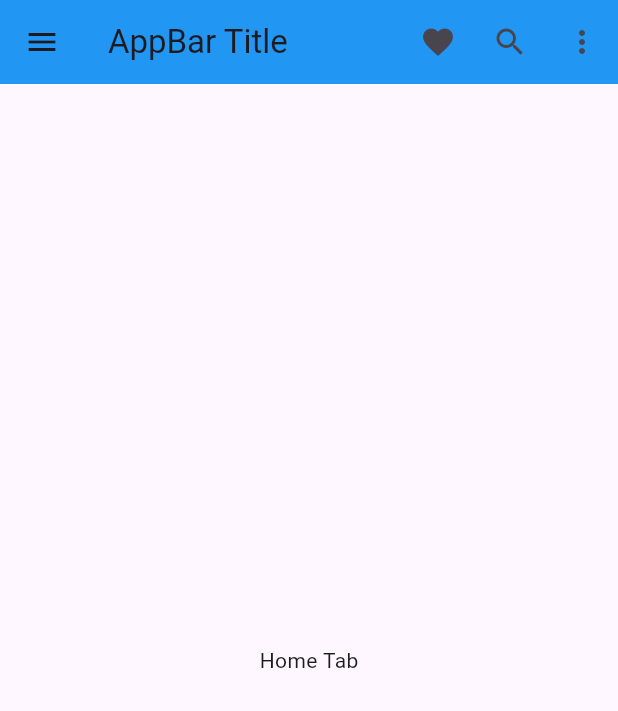
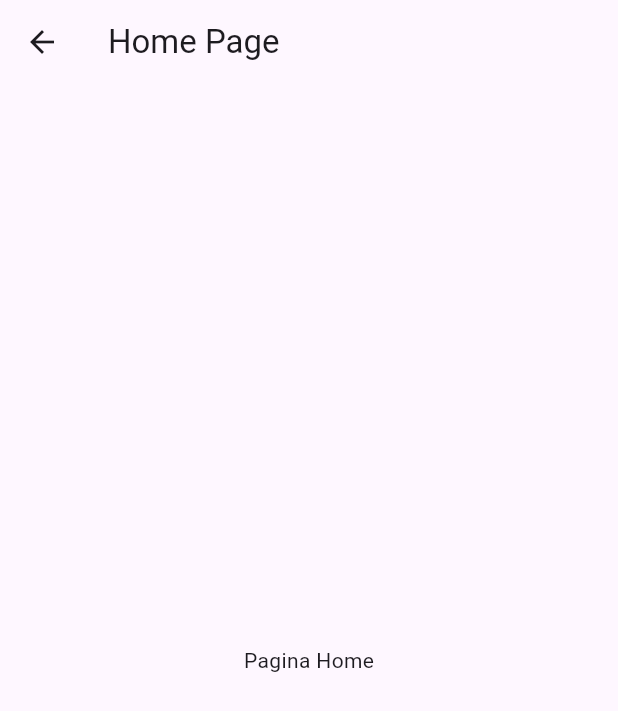
Before and after one commit to lucas132000/Flutter_Education, a Flutter app: the screen it shows after launch, in the side drawer, after a tap on "Home", on a phone screen of 412 x 824 dp. Shown: the top 711 px of the screen. Run offline on Flutter 3.47's test engine with Material 3 defaults, Android fonts, the phone set to English and light mode, and no system bars; our stand-ins replace device_preview.

Commit message:
"Telas adicionais"

```diff
--- /dev/null
+++ b/flutter_application_1/flutter_teste/lib/home_page.dart
@@ -0,0 +1,17 @@
+import 'package:flutter/material.dart';
+
+class HomePage extends StatelessWidget {
+  const HomePage({Key? key}) : super(key: key);
+
+  @override
+  Widget build(BuildContext context) {
+    return Scaffold(
+      appBar: AppBar(
+        title: Text('Home Page'),
+      ),
+      body: Center(
+        child: Text('Pagina Home'),
+      ),
+    );
+  }
+}
--- a/flutter_application_1/flutter_teste/lib/main.dart
+++ b/flutter_application_1/flutter_teste/lib/main.dart
@@ -1,6 +1,8 @@
 import 'package:device_preview/device_preview.dart';
 import 'package:flutter/material.dart';
 import 'package:flutter_localizations/flutter_localizations.dart';
+import 'package:flutter_teste/about_page.dart';
+import 'package:flutter_teste/home_page.dart';
 import 'package:flutter_teste/settings_screen.dart';
 
 class AppBarDemo extends StatelessWidget {
@@ -98,7 +100,11 @@ class AppBarDemo extends StatelessWidget {
               title: Text('Home'),
               onTap: () {
                 // Ação ao selecionar "Home"
-                Navigator.pop(context); // Fechar o Drawer
+                Navigator.pop(context);
+                Navigator.push(
+                  context,
+                  MaterialPageRoute(builder: (context) => HomePage()),
+                ); // Fechar o Drawer
               },
             ),
             ListTile(
@@ -118,7 +124,11 @@ class AppBarDemo extends StatelessWidget {
               title: Text('About'),
               onTap: () {
                 // Ação ao selecionar "About"
-                Navigator.pop(context); // Fechar o Drawer
+                Navigator.pop(context);
+                Navigator.push(
+                  context,
+                  MaterialPageRoute(builder: (context) => AboutPage()),
+                );  // Fechar o Drawer
               },
             ),
           ],
```
Also changed, not shown: flutter_application_1/flutter_teste/lib/about_page.dart (added, +17 -0 lines).
